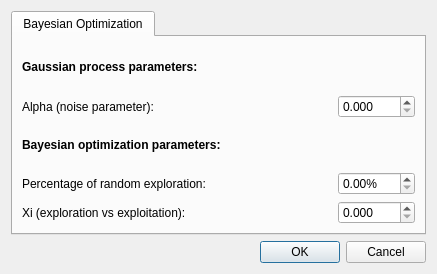
Before: the Qt Designer form gui/oop/ui_oop_settings.ui in sriharijayaram5/qudi, drawn with Qt 5.
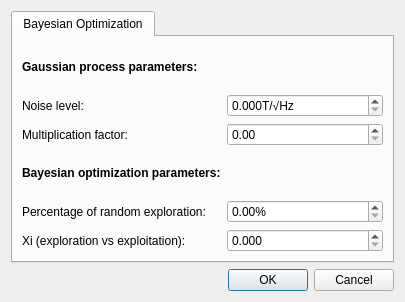
After: the same form once the commit is applied. Custom widgets are drawn as their Qt base class.

Commit message: Change Bayesian optimization parameters and add tooltips in the GUI

What changed in the file:
```diff
--- a/gui/oop/ui_oop_settings.ui
+++ b/gui/oop/ui_oop_settings.ui
@@ -6,8 +6,8 @@
    <rect>
     <x>0</x>
     <y>0</y>
-    <width>437</width>
-    <height>274</height>
+    <width>405</width>
+    <height>302</height>
    </rect>
   </property>
   <property name="windowTitle">
@@ -37,6 +37,19 @@
        <string>Bayesian Optimization</string>
       </attribute>
       <layout class="QGridLayout" name="gridLayout_2">
+       <item row="6" column="0">
+        <widget class="QLabel" name="Xi_Label">
+         <property name="sizePolicy">
+          <sizepolicy hsizetype="Expanding" vsizetype="Preferred">
+           <horstretch>0</horstretch>
+           <verstretch>0</verstretch>
+          </sizepolicy>
+         </property>
+         <property name="text">
+          <string>Xi (exploration vs exploitation):</string>
+         </property>
+        </widget>
+       </item>
        <item row="0" column="0">
         <widget class="QLabel" name="gaussian_Label">
          <property name="text">
@@ -44,30 +57,7 @@
          </property>
         </widget>
        </item>
-       <item row="1" column="0">
-        <widget class="QLabel" name="alpha_Label">
-         <property name="sizePolicy">
-          <sizepolicy hsizetype="Expanding" vsizetype="Preferred">
-           <horstretch>0</horstretch>
-           <verstretch>0</verstretch>
-          </sizepolicy>
-         </property>
-         <property name="text">
-          <string>Alpha (noise parameter):</string>
-         </property>
-        </widget>
-       </item>
-       <item row="1" column="1">
-        <widget class="QDoubleSpinBox" name="bayopt_alpha_DoubleSpinBox">
-         <property name="decimals">
-          <number>3</number>
-         </property>
-         <property name="singleStep">
-          <double>0.010000000000000</double>
-         </property>
-        </widget>
-       </item>
-       <item row="2" column="0">
+       <item row="4" column="0">
         <widget class="QLabel" name="bayoppt_Label">
          <property name="sizePolicy">
           <sizepolicy hsizetype="Expanding" vsizetype="Preferred">
@@ -80,20 +70,30 @@
          </property>
         </widget>
        </item>
-       <item row="3" column="0">
-        <widget class="QLabel" name="percentage_Label">
-         <property name="sizePolicy">
-          <sizepolicy hsizetype="Expanding" vsizetype="Preferred">
-           <horstretch>0</horstretch>
-           <verstretch>0</verstretch>
-          </sizepolicy>
-         </property>
+       <item row="2" column="0">
+        <widget class="QLabel" name="mult_Label">
          <property name="text">
-          <string>Percentage of random exploration:</string>
+          <string>Multiplication factor:</string>
          </property>
         </widget>
        </item>
-       <item row="3" column="1">
+       <item row="6" column="1">
+        <widget class="QDoubleSpinBox" name="bayopt_xi_DoubleSpinBox">
+         <property name="toolTip">
+          <string>&lt;html&gt;&lt;head/&gt;&lt;body&gt;&lt;p&gt;Xi controls the degree of exploration versus exploitation of the algorithm. The higher xi is, the more the algorithm will explore new regions, and the lower xi is, the more it will try to exploit region where sensitivity has proven to be small. Recommended default value: 0.1&lt;/p&gt;&lt;/body&gt;&lt;/html&gt;</string>
+         </property>
+         <property name="decimals">
+          <number>3</number>
+         </property>
+         <property name="maximum">
+          <double>1000.000000000000000</double>
+         </property>
+         <property name="singleStep">
+          <double>0.010000000000000</double>
+         </property>
+        </widget>
+       </item>
+       <item row="5" column="1">
         <widget class="QDoubleSpinBox" name="bayopt_random_percentage_DoubleSpinBox">
          <property name="suffix">
           <string>%</string>
@@ -103,8 +103,8 @@
          </property>
         </widget>
        </item>
-       <item row="4" column="0">
-        <widget class="QLabel" name="Xi_Label">
+       <item row="5" column="0">
+        <widget class="QLabel" name="percentage_Label">
          <property name="sizePolicy">
           <sizepolicy hsizetype="Expanding" vsizetype="Preferred">
            <horstretch>0</horstretch>
@@ -112,18 +112,47 @@
           </sizepolicy>
          </property>
          <property name="text">
-          <string>Xi (exploration vs exploitation):</string>
+          <string>Percentage of random exploration:</string>
          </property>
         </widget>
        </item>
-       <item row="4" column="1">
-        <widget class="QDoubleSpinBox" name="bayopt_xi_DoubleSpinBox">
+       <item row="2" column="1">
+        <widget class="ScienDSpinBox" name="bayopt_mult_factor_DoubleSpinBox">
+         <property name="toolTip">
+          <string>&lt;html&gt;&lt;head/&gt;&lt;body&gt;&lt;p&gt;Bayesian optimization works best if the values to optimize are are in the order of 1. The sensitivity values must therefore be multiplied by a specified factor. Recommended default value : 1e5&lt;/p&gt;&lt;/body&gt;&lt;/html&gt;</string>
+         </property>
+        </widget>
+       </item>
+       <item row="1" column="0">
+        <widget class="QLabel" name="noise_Label">
+         <property name="sizePolicy">
+          <sizepolicy hsizetype="Expanding" vsizetype="Preferred">
+           <horstretch>0</horstretch>
+           <verstretch>0</verstretch>
+          </sizepolicy>
+         </property>
+         <property name="text">
+          <string>Noise level:</string>
+         </property>
+        </widget>
+       </item>
+       <item row="1" column="1">
+        <widget class="ScienDSpinBox" name="bayopt_noise_level_DoubleSpinBox">
+         <property name="sizePolicy">
+          <sizepolicy hsizetype="Expanding" vsizetype="Fixed">
+           <horstretch>0</horstretch>
+           <verstretch>0</verstretch>
+          </sizepolicy>
+         </property>
+         <property name="toolTip">
+          <string>&lt;html&gt;&lt;head/&gt;&lt;body&gt;&lt;p&gt;The noise level defines how far from the measured points the surrogate model can pass. Increasing it provides extra-flexibility which may improve the algorithm's efficiency. Recommended default value : 7e-6 T/√Hz.&lt;/p&gt;&lt;/body&gt;&lt;/html&gt;</string>
+         </property>
+         <property name="suffix">
+          <string>T/√Hz</string>
+         </property>
          <property name="decimals">
           <number>3</number>
          </property>
-         <property name="maximum">
-          <double>1000.000000000000000</double>
-         </property>
          <property name="singleStep">
           <double>0.010000000000000</double>
          </property>
@@ -135,6 +164,13 @@
    </item>
   </layout>
  </widget>
+ <customwidgets>
+  <customwidget>
+   <class>ScienDSpinBox</class>
+   <extends>QDoubleSpinBox</extends>
+   <header>qtwidgets.scientific_spinbox.h</header>
+  </customwidget>
+ </customwidgets>
  <resources/>
  <connections>
   <connection>
```
Left out of the diff: 3 changed lines with no effect on the pictures. The commit also changes 2 other files.
